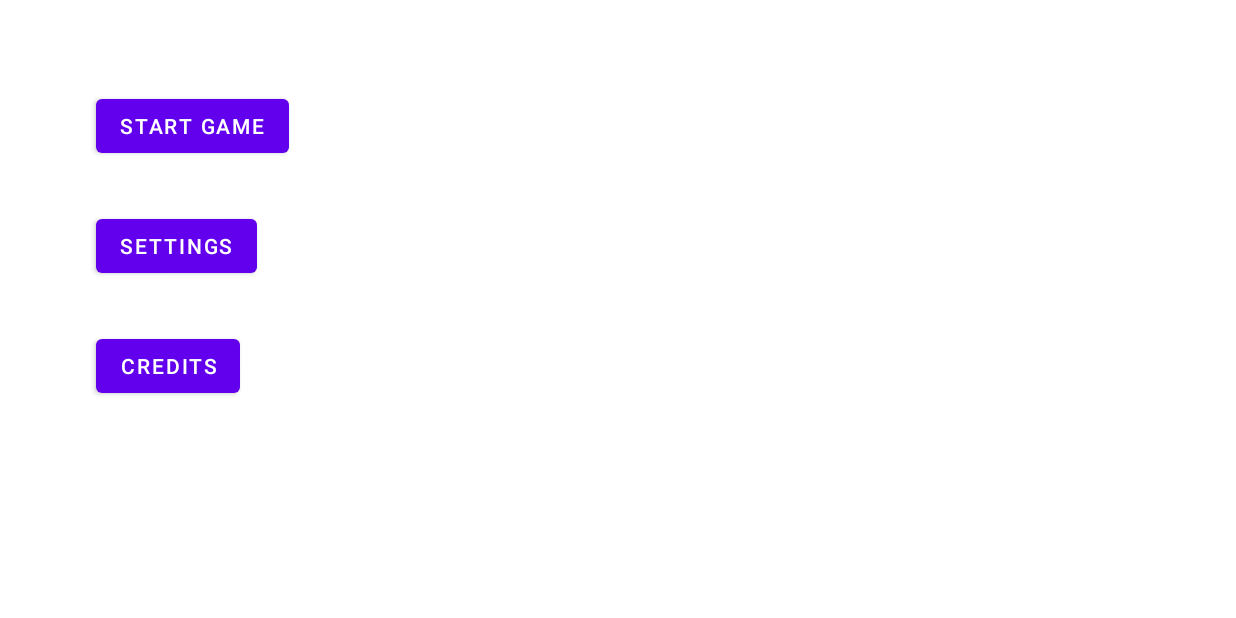
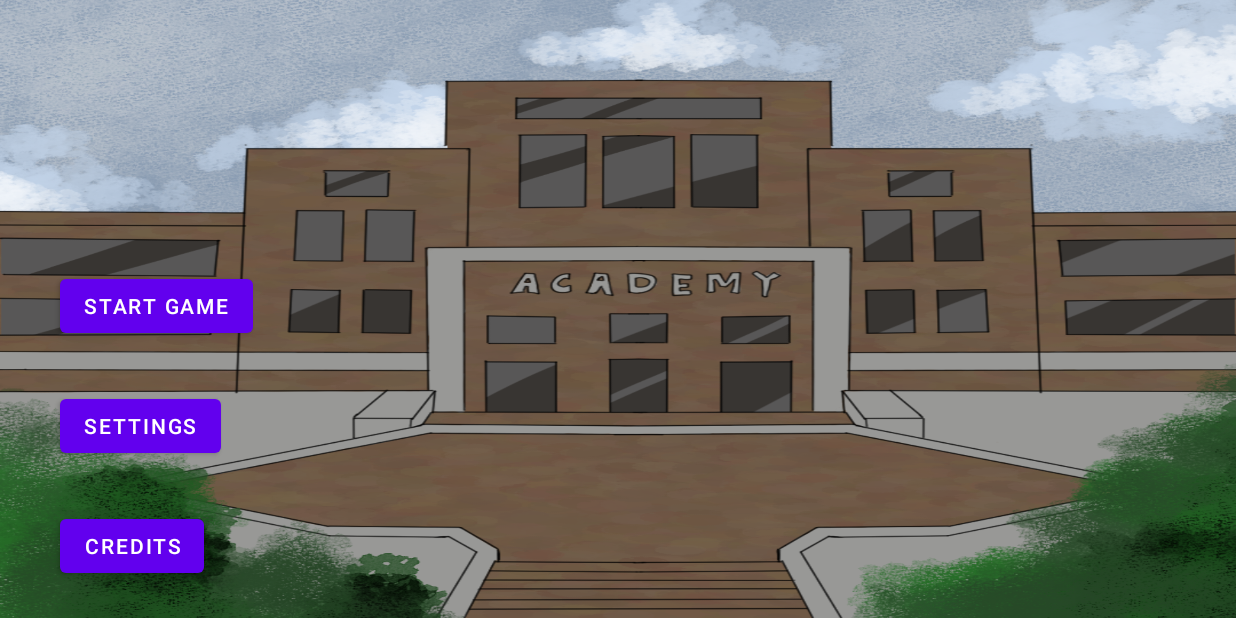
Before and after one commit to IzaRabo/12_DecisionBasedGame, an Android app: the MainmenuActivity screen opened directly, with no data from a screen before it, on a phone screen of 824 x 412 dp (held sideways). Run offline under Robolectric (Android 15) with nearby library versions, the phone set to English and light mode, and no system bars.

Commit message:
commit new 03/11

```diff
--- a/app/src/main/res/layout/activity_intro3.xml
+++ b/app/src/main/res/layout/activity_intro3.xml
@@ -5,6 +5,7 @@
     android:id="@+id/layout"
     android:layout_width="match_parent"
     android:layout_height="match_parent"
+    android:background="@color/black"
     tools:context=".view.introActivity">
 
 
@@ -13,7 +14,7 @@
         android:layout_width="471dp"
         android:layout_height="174dp"
         android:text="START"
-        android:textColor="	#7e7b79"
+        android:textColor="@color/white"
         android:textSize="150sp"
         app:layout_constraintBottom_toBottomOf="parent"
         app:layout_constraintEnd_toEndOf="parent"
@@ -30,7 +31,7 @@
         android:layout_marginBottom="36dp"
         android:text="@string/screen_text1"
         android:textAlignment="center"
-        android:textColor="#bcbca9"
+        android:textColor="@color/white"
         app:layout_constraintBottom_toBottomOf="parent"
         app:layout_constraintEnd_toEndOf="parent"
         app:layout_constraintHorizontal_bias="0.499"
--- a/app/src/main/res/layout/activity_mainmenu.xml
+++ b/app/src/main/res/layout/activity_mainmenu.xml
@@ -4,14 +4,15 @@
     xmlns:tools="http://schemas.android.com/tools"
     android:layout_width="match_parent"
     android:layout_height="match_parent"
+    android:background="@drawable/schoolscene"
     tools:context=".MainmenuActivity">
 
     <Button
         android:id="@+id/button"
         android:layout_width="wrap_content"
         android:layout_height="wrap_content"
-        android:layout_marginStart="64dp"
-        android:layout_marginTop="60dp"
+        android:layout_marginStart="40dp"
+        android:layout_marginTop="180dp"
         android:clickable="true"
         android:text="Start Game"
         app:layout_constraintStart_toStartOf="parent"
--- a/app/src/main/res/values/colors.xml
+++ b/app/src/main/res/values/colors.xml
@@ -5,6 +5,6 @@
     <color name="purple_700">#FF3700B3</color>
     <color name="teal_200">#FF03DAC5</color>
     <color name="teal_700">#FF018786</color>
-    <color name="black">#FF000000</color>
+    <color name="black">#76748E</color>
     <color name="white">#FFFFFFFF</color>
 </resources>
```
Also changed, not shown: app/src/main/res/drawable/headmaster.png (added), app/src/main/res/drawable/professorsoffics.png (added), app/src/main/res/drawable/scene1theafterparty.png (added), app/src/main/res/drawable/scene1theafterpartynobody.png (added), app/src/main/res/drawable/scene1theafterpartyonlytape.png (added), app/src/main/res/drawable/schoolscene.png (added).
